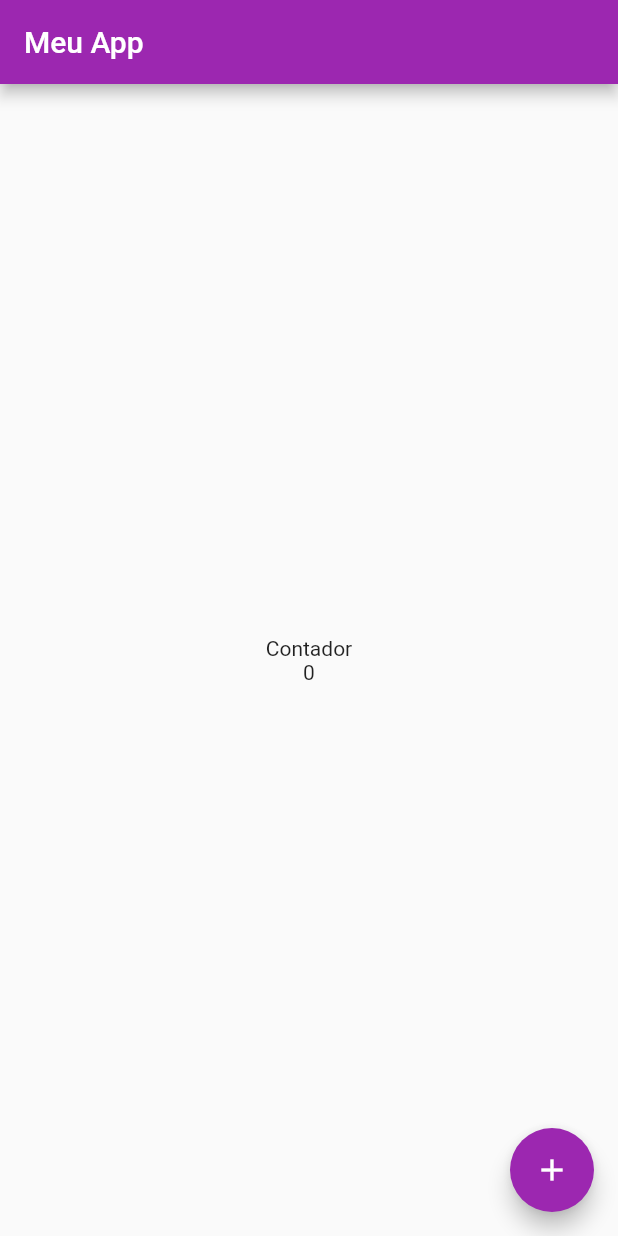
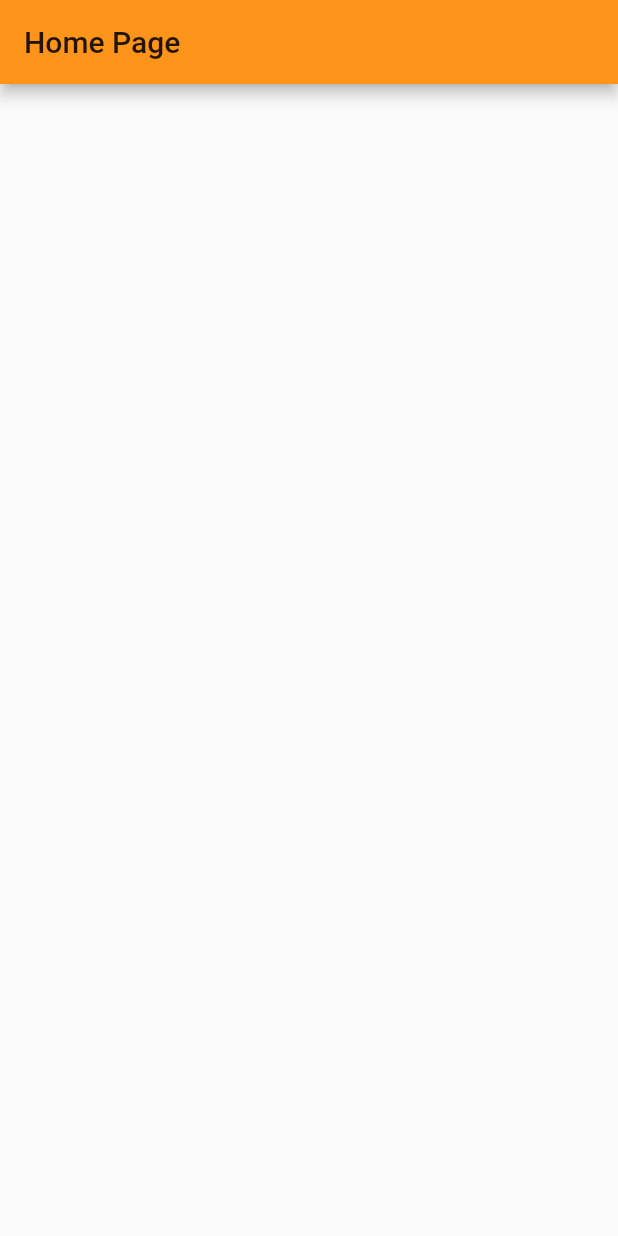
Before and after one commit to stroherdebora/pay-flow, a Flutter app: the screen it shows after launch, on a phone screen of 412 x 824 dp. Run offline on Flutter 3.47's test engine with Material 2 defaults, Android fonts, the phone set to English and light mode, and no system bars; our stand-ins replace google_fonts.

Commit message:
adding features to class 02

```diff
--- a/lib/main.dart
+++ b/lib/main.dart
@@ -1,45 +1,23 @@
+import 'package:counter_app/modules/login/login_page.dart';
+import 'package:counter_app/modules/splash/splash_page.dart';
 import 'package:flutter/material.dart';
 
+import 'modules/home/home_page.dart';
+import 'shared/themes/app_colors.dart';
+
 void main() {
-  runApp(
-    MaterialApp(
-      theme: ThemeData(primarySwatch: Colors.purple),
-      home: HomePage(),
-    ),
-  );
+  runApp(AppWidget());
 }
 
-class HomePage extends StatefulWidget {
-  @override
-  _HomePageState createState() => _HomePageState();
-}
-
-class _HomePageState extends State<HomePage> {
-  var count = 0;
-
-  void increment() {
-    count++;
-    setState(() {});
-  }
-
+class AppWidget extends StatelessWidget {
   @override
   Widget build(BuildContext context) {
-    return Scaffold(
-      appBar: AppBar(
-        title: Text("Meu App"),
+    return MaterialApp(
+      title: 'PayFlow',
+      theme: ThemeData(
+        primaryColor: AppColors.primary,
       ),
-      body: Center(
-        child: Text(
-          "Contador\n$count",
-          textAlign: TextAlign.center,
-        ),
-      ),
-      floatingActionButton: FloatingActionButton(
-        child: Icon(Icons.add),
-        onPressed: () {
-          increment();
-        },
-      ),
+      home: HomePage(),
     );
   }
 }
--- /dev/null
+++ b/lib/modules/home/home_page.dart
@@ -0,0 +1,14 @@
+import 'package:flutter/material.dart';
+
+class HomePage extends StatelessWidget {
+  const HomePage({Key? key}) : super(key: key);
+
+  @override
+  Widget build(BuildContext context) {
+    return Scaffold(
+      appBar: AppBar(
+        title: Text("Home Page"),
+      ),
+    );
+  }
+}
--- /dev/null
+++ b/lib/shared/themes/app_colors.dart
@@ -0,0 +1,12 @@
+import 'package:flutter/material.dart';
+
+class AppColors {
+  static final primary = Color(0xFFFF941A);
+  static final grey = Color(0xFF585666);
+  static final delete = Color(0xFFE83F5B);
+  static final heading = Color(0xFF585666);
+  static final body = Color(0xFF706E7A);
+  static final stroke = Color(0xFFE3E3E6);
+  static final shape = Color(0xFFFAFAFC);
+  static final background = Color(0xFFFFFFFF);
+}
```
Also changed, not shown: lib/modules/login/login_page.dart (added, +73 -0 lines), lib/modules/splash/splash_page.dart (added, +20 -0 lines), lib/shared/themes/app_images.dart (added, +7 -0 lines), lib/shared/themes/app_text_styles.dart (added, +111 -0 lines), lib/shared/widgets/social_login/social_login_button.dart (added, +60 -0 lines), pubspec.yaml (+4 -3 lines), assets/images/google.png (added), assets/images/logofull.png (added), assets/images/logomini.png (added), assets/images/person.png (added), assets/images/union.png (added), pubspec.lock.
